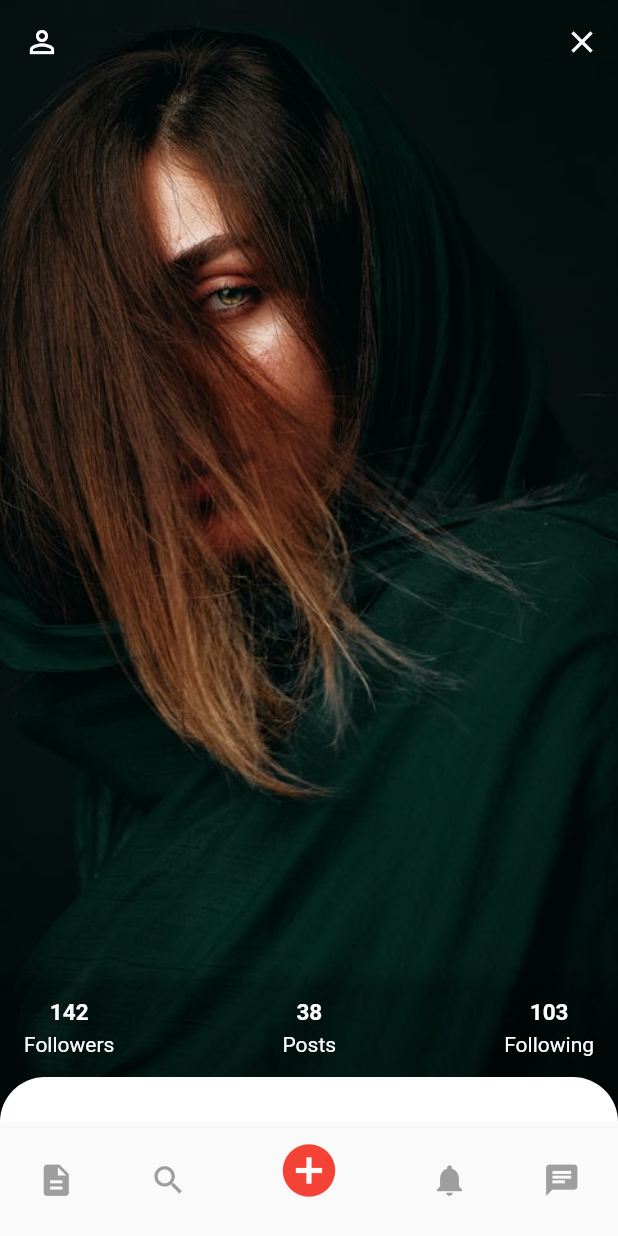
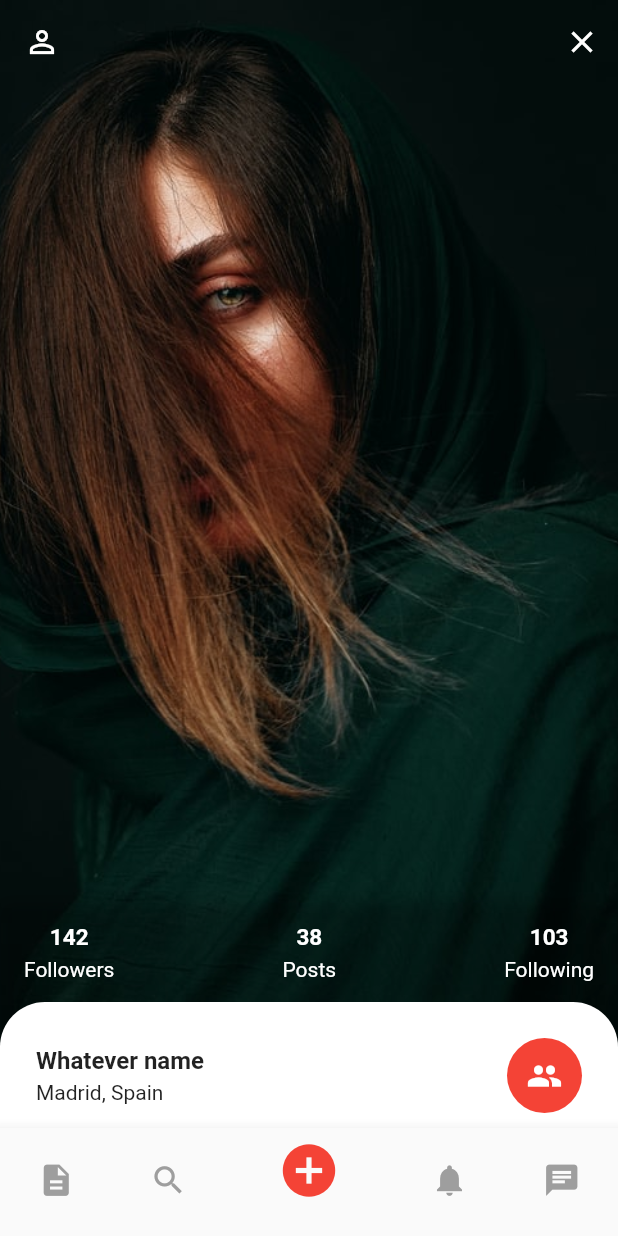
Before and after one commit to MigAlex/october_2020_practise_6, a Flutter app: the screen it shows after launch, on a phone screen of 412 x 824 dp. Run offline on Flutter 3.47's test engine with Material 2 defaults, Android fonts, the phone set to English and light mode, and no system bars; drawn by our look-alikes of sliding_up_panel; our stand-ins replace carousel_slider.

Commit message:
ui social 1.1.

```diff
--- a/lib/custom_ui/helper_widgets/export_helper_widgets.dart
+++ b/lib/custom_ui/helper_widgets/export_helper_widgets.dart
@@ -1,3 +1,5 @@
 export 'bottom_navibar.dart';
 export 'panel_widget.dart';
 export 'stats_widget.dart';
+export 'panel_header_widget.dart';
+export 'follow_btn_widget.dart';
--- /dev/null
+++ b/lib/custom_ui/helper_widgets/follow_btn_widget.dart
@@ -0,0 +1,52 @@
+import 'package:flutter/material.dart';
+
+class FollowButtonWidget extends StatelessWidget {
+  final bool isFollowing;
+  final VoidCallback onClicked;
+
+  const FollowButtonWidget({
+    @required this.isFollowing,
+    @required this.onClicked,
+    Key key,
+  }) : super(key: key);
+
+  @override
+  Widget build(BuildContext context) => GestureDetector(
+        onTap: onClicked,
+        child: AnimatedContainer(
+          duration: Duration(milliseconds: 300),
+          curve: Curves.easeIn,
+          width: isFollowing ? 50 : 120,
+          height: 50,
+          child: isFollowing ? buildShrinked() : buildStretched(),
+        ),
+      );
+
+  Widget buildStretched() => Container(
+        decoration: BoxDecoration(
+          color: Colors.white,
+          border: Border.all(color: Colors.red, width: 2.5),
+          borderRadius: BorderRadius.circular(24),
+        ),
+        child: Center(
+          child: FittedBox(
+            child: Text(
+              'FOLLOW',
+              style: TextStyle(
+                color: Colors.red,
+                letterSpacing: 1.5,
+                fontWeight: FontWeight.w600,
+              ),
+            ),
+          ),
+        ),
+      );
+
+  Widget buildShrinked() => Container(
+        decoration: BoxDecoration(
+          borderRadius: BorderRadius.circular(25),
+          color: Colors.red,
+        ),
+        child: Icon(Icons.people, color: Colors.white),
+      );
+}
--- /dev/null
+++ b/lib/custom_ui/helper_widgets/panel_header_widget.dart
@@ -0,0 +1,41 @@
+import 'package:flutter/material.dart';
+import 'package:october_2020_practise_6/custom_ui/model/user.dart';
+
+import 'export_helper_widgets.dart';
+
+class PanelHeaderWidget extends StatelessWidget {
+  final User user;
+  final VoidCallback onClickedFollowing;
+
+  const PanelHeaderWidget(
+      {Key key, @required this.user, @required this.onClickedFollowing})
+      : super(key: key);
+
+  @override
+  Widget build(BuildContext context) {
+    return Row(
+      children: [
+        Expanded(child: buildUser()),
+        FollowButtonWidget(
+          isFollowing: user.isFollowing,
+          onClicked: onClickedFollowing,
+        ),
+      ],
+    );
+  }
+
+  Widget buildUser() => Column(
+        crossAxisAlignment: CrossAxisAlignment.start,
+        children: [
+          Text(
+            user.name,
+            style: TextStyle(
+              fontSize: 16,
+              fontWeight: FontWeight.bold,
+            ),
+          ),
+          SizedBox(height: 4),
+          Text(user.location)
+        ],
+      );
+}
--- a/lib/custom_ui/helper_widgets/panel_widget.dart
+++ b/lib/custom_ui/helper_widgets/panel_widget.dart
@@ -22,11 +22,12 @@ class PanelWidget extends StatelessWidget {
         Expanded(
           child: Container(
             decoration: BoxDecoration(
-                borderRadius: BorderRadius.only(
-                  topLeft: Radius.circular(30),
-                  topRight: Radius.circular(30),
-                ),
-                color: Colors.white),
+              borderRadius: BorderRadius.only(
+                topLeft: Radius.circular(30),
+                topRight: Radius.circular(30),
+              ),
+              color: Colors.white,
+            ),
             child: buildProfile(),
           ),
         ),
@@ -41,7 +42,10 @@ class PanelWidget extends StatelessWidget {
           padding: EdgeInsets.all(24),
           child: Column(
             children: [
-
+              PanelHeaderWidget(
+                user: user,
+                onClickedFollowing: onClickedFollowing,
+              ),
               SizedBox(height: 24),
               Expanded(child: buildProfileDetails(user)),
             ],
--- a/lib/custom_ui/views/home_ui_screen.dart
+++ b/lib/custom_ui/views/home_ui_screen.dart
@@ -10,6 +10,8 @@ class HomeUIScreen extends StatefulWidget {
 
 class _HomeUIScreenState extends State<HomeUIScreen> {
   int index = 0;
+  final panelController = PanelController();
+
   @override
   Widget build(BuildContext context) {
     final user = users[index];
@@ -22,6 +24,11 @@ class _HomeUIScreenState extends State<HomeUIScreen> {
         actions: [IconButton(icon: Icon(Icons.close), onPressed: () {})],
       ),
       body: SlidingUpPanel(
+        controller: panelController,
+        minHeight: 150,
+        maxHeight: 350,
+        parallaxEnabled: true,
+        parallaxOffset: 0.55,
         color: Colors.transparent,
         body: PageView(
           children: users
@@ -33,7 +40,7 @@ class _HomeUIScreenState extends State<HomeUIScreen> {
         ),
         panelBuilder: (ScrollController scrollController) => PanelWidget(
           user: user,
-          onClickedPanel: (){},
+          onClickedPanel: panelController.open,
           onClickedFollowing: () => setState((){
             user.isFollowing = !user.isFollowing;
           })
```
